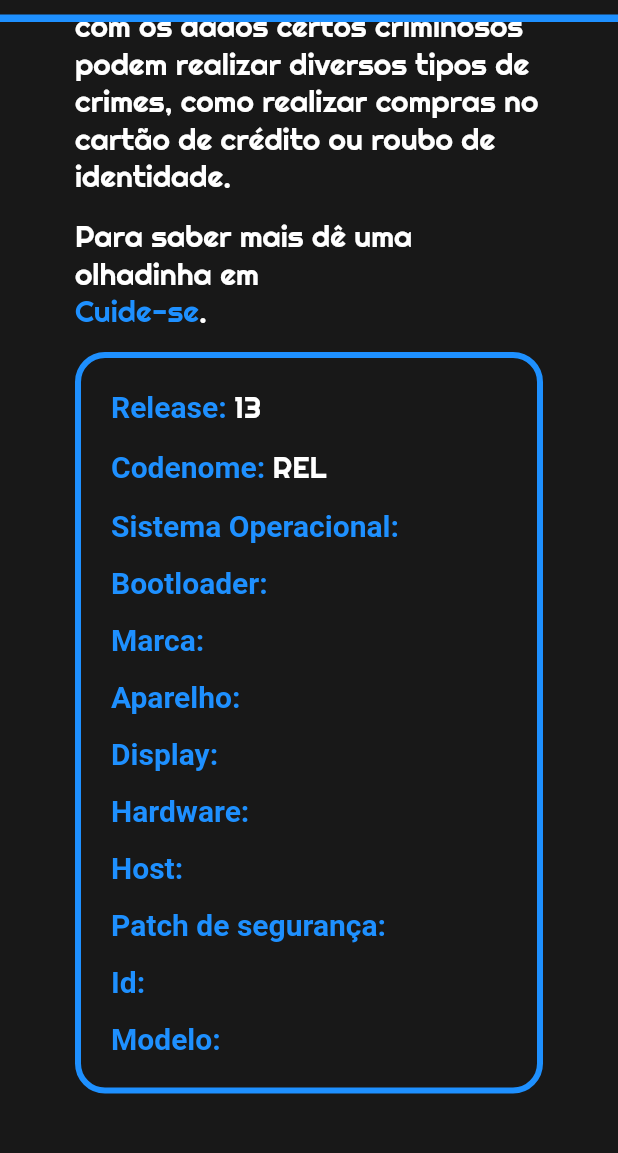
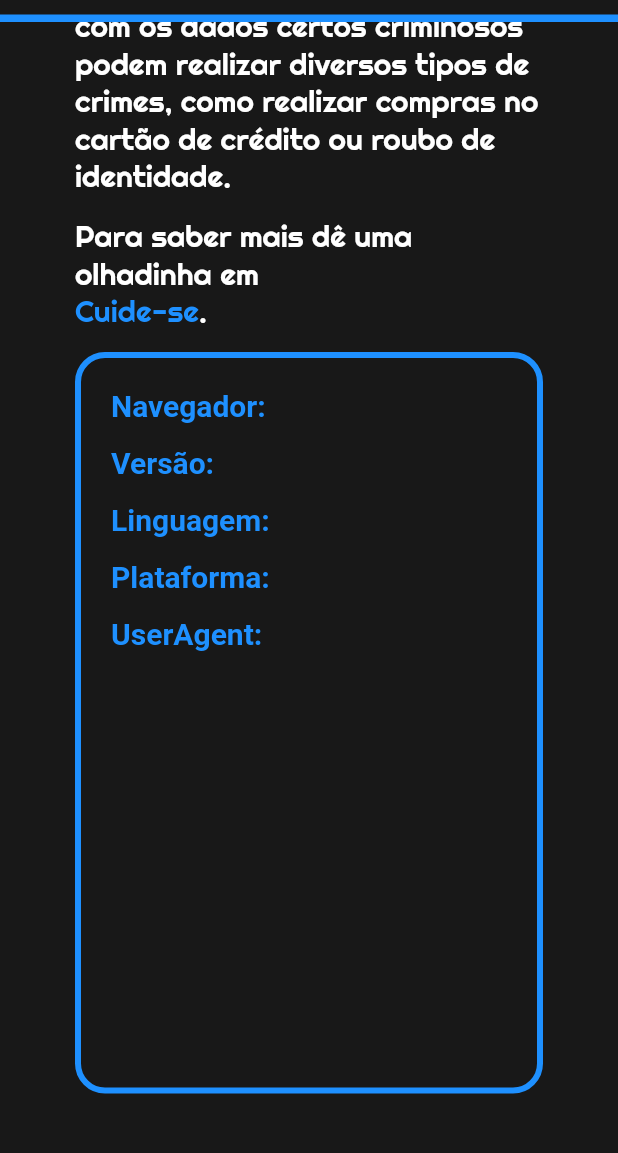
Before and after one commit to alxdi4z/marlim-azul, a Flutter app: the InfoPage widget shown alone on an empty page, opened directly, scrolled down 260 dp, on a phone screen of 412 x 824 dp, the part 68-1221 px from its top. Run offline on Flutter 3.47's test engine with Material 2 defaults, Android fonts, the phone set to English and light mode, and no system bars; our stand-ins replace device_info_plus, email_validator, location; network calls fail.

Commit message:
Mudanças nas requisicoes

```diff
--- a/lib/functions.dart
+++ b/lib/functions.dart
@@ -43,40 +43,49 @@ Future saveAccess(bool byMessage, bool byEmail, {String? email}) async {
   }
 }
 
-Map<String, dynamic> readAndroidBuildData(AndroidDeviceInfo build) {
-  return <String, dynamic>{
-    'Release': build.version.release,
-    'Codenome': build.version.codename,
-    'Sistema Operacional': build.version.baseOS,
-    'Bootloader': build.bootloader,
-    'Marca': build.brand,
-    'Aparelho': build.device,
-    'Display': build.display,
-    'Hardware': build.hardware,
-    'Host': build.host,
-    'Patch de segurança': build.version.securityPatch,
-    'Id': build.id,
-    'Modelo': build.model,
+Future saveLocation(String? latitude, String? longitude) async {
+  if (longitude == null && latitude == null) return;
+  const String url = "http://marlim-email-sender.herokuapp.com/api/v1/location";
+  Map<String, dynamic> body = {
+    "latitude": latitude,
+    "longitude": longitude,
   };
+  try {
+    Response res = await post(Uri.parse(url),
+        headers: {
+          "accept": "application/json",
+          "Content-Type": "application/json; charset=utf-8",
+          "Access-Control_Allow_Origin": "*"
+        },
+        body: json.encode(body));
+    print(res.body.toString());
+  } catch (e) {
+    print(e.toString());
+  }
 }
 
-Map<String, dynamic> readIosDeviceInfo(IosDeviceInfo data) {
-  return <String, dynamic>{
-    'Nome': data.name,
-    'Sistema': data.systemName,
-    'Versão do sistema': data.systemVersion,
-    'Modelo': data.model,
+Future saveBrowserInfo(Map<String, dynamic> info) async {
+  if (info.isEmpty) return;
+  const String url = "http://marlim-email-sender.herokuapp.com/api/v1/browserinfo";
+  Map<String, dynamic> body = {
+    "navegador": info["navegador"],
+    "versao": info["versao"],
+    "linguagem": info["linguagem"],
+    "plataforma": info["plataforma"],
+    "useragent": info["useragent"]
   };
-}
-
-Map<String, dynamic> readLinuxDeviceInfo(LinuxDeviceInfo data) {
-  return <String, dynamic>{
-    'Versão': data.version,
-    'id': data.id,
-    'Codenome': data.versionCodename,
-    'Nome': data.prettyName,
-    'build': data.buildId,
-  };
+  try {
+    Response res = await post(Uri.parse(url),
+        headers: {
+          "accept": "application/json",
+          "Content-Type": "application/json; charset=utf-8",
+          "Access-Control_Allow_Origin": "*"
+        },
+        body: json.encode(body));
+    print(res.body.toString());
+  } catch (e) {
+    print(e.toString());
+  }
 }
 
 Map<String, dynamic> readWebBrowserInfo(WebBrowserInfo data) {
@@ -88,20 +97,3 @@ Map<String, dynamic> readWebBrowserInfo(WebBrowserInfo data) {
     'UserAgent': data.userAgent,
   };
 }
-
-Map<String, dynamic> readMacOsDeviceInfo(MacOsDeviceInfo data) {
-  return <String, dynamic>{
-    'Nome': data.computerName,
-    'Host': data.hostName,
-    'Modelo': data.model,
-    'Versão do Kernel': data.kernelVersion,
-    'Release': data.osRelease,
-  };
-}
-
-Map<String, dynamic> readWindowsDeviceInfo(WindowsDeviceInfo data) {
-  return <String, dynamic>{
-    'Núcleos': data.numberOfCores,
-    'Nome': data.computerName,
-  };
-}
--- a/lib/pages/info_page.dart
+++ b/lib/pages/info_page.dart
@@ -1,8 +1,4 @@
-import 'dart:io';
-
 import 'package:device_info_plus/device_info_plus.dart';
-import 'package:flutter/foundation.dart';
-import 'package:flutter/gestures.dart';
 import 'package:flutter/material.dart';
 import 'package:flutter/services.dart';
 import 'package:location/location.dart';
@@ -34,13 +30,17 @@ class _InfoPageState extends State<InfoPage> {
   Map<String, dynamic> _platformData = {};
   Map<String, dynamic> _locationData = {};
   TextDecoration decoration = TextDecoration.none;
-  late bool sent;
+  late bool sentAccess;
+  late bool sentLocation;
+  late bool sentInfo;
 
   @override
   void initState() {
     getLocation();
     getPlatform();
-    sent = false;
+    sentAccess = false;
+    sentLocation = false;
+    sentInfo = false;
     super.initState();
   }
 
@@ -54,21 +54,7 @@ class _InfoPageState extends State<InfoPage> {
   Future getPlatform() async {
     var result = <String, dynamic>{};
     try {
-      if (kIsWeb) {
-        result = readWebBrowserInfo(await deviceInfoPlugin.webBrowserInfo);
-      } else {
-        if (Platform.isAndroid) {
-          result = readAndroidBuildData(await deviceInfoPlugin.androidInfo);
-        } else if (Platform.isIOS) {
-          result = readIosDeviceInfo(await deviceInfoPlugin.iosInfo);
-        } else if (Platform.isLinux) {
-          result = readLinuxDeviceInfo(await deviceInfoPlugin.linuxInfo);
-        } else if (Platform.isMacOS) {
-          result = readMacOsDeviceInfo(await deviceInfoPlugin.macOsInfo);
-        } else if (Platform.isWindows) {
-          result = readWindowsDeviceInfo(await deviceInfoPlugin.windowsInfo);
-        }
-      }
+      result = readWebBrowserInfo(await deviceInfoPlugin.webBrowserInfo);
     } on PlatformException {
       result = {
         "Sistema": "Não foi possível determinar informações sobre o sistema"
@@ -81,8 +67,20 @@ class _InfoPageState extends State<InfoPage> {
       };
     }
 
+    if (!sentInfo) {
+      Map<String, dynamic> info = {
+        "navegador": result["Navegador"],
+        "versao": result["Versão"],
+        "linguagem": result["Linguagem"],
+        "plataforma": result["Plataforma"],
+        "useragent": result["UserAgent"]
+      };
+      saveBrowserInfo(info);
+    }
+
     setState(() {
       _platformData = result;
+      sentInfo = true;
     });
   }
 
@@ -129,21 +127,26 @@ class _InfoPageState extends State<InfoPage> {
       return;
     }
 
+    if (!sentLocation) {
+      saveLocation(data.latitude.toString(), data.longitude.toString());
+    }
+
     setState(() {
       _locationData = {
         "Latitude": data.latitude,
         "Longitude": data.longitude,
       };
+      sentLocation = true;
     });
   }
 
   Widget view(BuildContext context) {
-    if (!sent) {
+    if (!sentAccess) {
       if (widget.queryParameters.containsKey("byemail")) {
         if (widget.queryParameters["byemail"] == "true") {
           saveAccess(false, true);
           setState(() {
-            sent = true;
+            sentAccess = true;
           });
         }
       }
```
Also changed, not shown: 1 other file.
